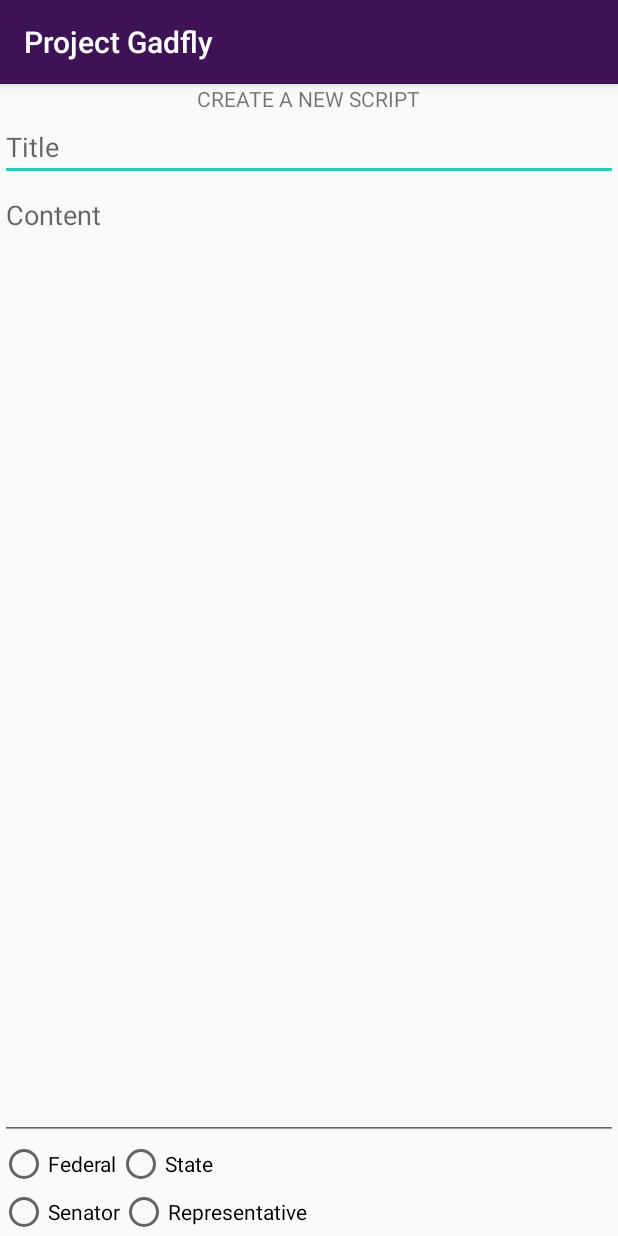
After one commit to ProjectGadfly/GF-Android, an Android app: the fragment CreateScript shown on its own in the app's theme, on a phone screen of 412 x 824 dp. The commit adds this screen. Run offline under Robolectric (Android 15) with nearby library versions, the phone set to English and light mode, and no system bars.

Commit message:
Added Create Script Page

```diff
--- a/app/build.gradle
+++ b/app/build.gradle
@@ -34,6 +34,7 @@
     })
 
     compile 'com.android.support:appcompat-v7:25.3.0'
+    compile 'com.android.support:support-v4:25.3.0'
     compile 'com.android.support:design:25.3.0'
     compile 'com.journeyapps:zxing-android-embedded:3.4.0'
     compile 'com.github.bumptech.glide:glide:3.7.0'
--- /dev/null
+++ b/app/src/main/java/com/forvm/gadfly/projectgadfly/CreateScript.java
@@ -0,0 +1,41 @@
+package com.forvm.gadfly.projectgadfly;
+
+import android.content.Context;
+import android.net.Uri;
+import android.os.Bundle;
+import android.support.v4.app.Fragment;
+import android.view.LayoutInflater;
+import android.view.View;
+import android.view.ViewGroup;
+
+
+/**
+ * A simple {atsymbollink Fragment} subclass.
+ * Activities that contain this fragment must implement the
+ * {atsymbollink CreateScript.OnFragmentInteractionListener} interface
+ * to handle interaction events.
+ * Use the {atsymbollink CreateScript#newInstance} factory method to
+ * create an instance of this fragment.
+ */
+public class CreateScript extends Fragment {
+    // TODO: Rename parameter arguments, choose names that match
+    // the fragment initialization parameters, e.g. ARG_ITEM_NUMBER
+    private static final String ARG_PARAM1 = "param1";
+    private static final String ARG_PARAM2 = "param2";
+
+    // TODO: Rename and change types of parameters
+    private String mParam1;
+    private String mParam2;
+
+
+    public CreateScript() {
+        // Required empty public constructor
+    }
+
+    @Override
+    public View onCreateView(LayoutInflater inflater, ViewGroup container,
+                             Bundle savedInstanceState) {
+        // Inflate the layout for this fragment
+        return inflater.inflate(R.layout.fragment_create_script, container, false);
+    }
+}
--- /dev/null
+++ b/app/src/main/res/layout/fragment_create_script.xml
@@ -0,0 +1,55 @@
+<LinearLayout xmlns:android="http://schemas.android.com/apk/res/android"
+    xmlns:tools="http://schemas.android.com/tools"
+    android:orientation="vertical"
+    android:layout_width="match_parent"
+    android:layout_height="match_parent"
+    tools:context="com.forvm.gadfly.projectgadfly.CreateScript"
+    android:id="@+id/fragment_create_script">
+
+    <TextView
+        android:layout_width="wrap_content"
+        android:layout_height="wrap_content"
+        android:text="CREATE A NEW SCRIPT"
+        android:layout_gravity="center_horizontal"/>
+    <EditText
+        android:layout_width="match_parent"
+        android:layout_height="wrap_content"
+        android:maxLines="1"
+        android:hint="Title"
+        android:id="@+id/scriptTitle"/>
+    <EditText
+        android:layout_width="match_parent"
+        android:layout_height="0dp"
+        android:layout_weight="0.5"
+        android:gravity="start"
+        android:hint="Content"
+        android:id="@+id/scriptContent"/>
+    <RadioGroup
+        android:layout_width="match_parent"
+        android:layout_height="wrap_content"
+        android:orientation="horizontal">
+        <RadioButton
+            android:layout_width="wrap_content"
+            android:layout_height="wrap_content"
+            android:text="Federal"/>
+        <RadioButton
+            android:layout_width="wrap_content"
+            android:layout_height="wrap_content"
+            android:text="State"/>
+    </RadioGroup>
+    <RadioGroup
+        android:layout_width="match_parent"
+        android:layout_height="wrap_content"
+        android:orientation="horizontal">
+        <RadioButton
+            android:layout_width="wrap_content"
+            android:layout_height="wrap_content"
+            android:text="Senator"/>
+        <RadioButton
+            android:layout_width="wrap_content"
+            android:layout_height="wrap_content"
+            android:text="Representative"/>
+    </RadioGroup>
+
+
+</LinearLayout>
--- a/app/src/main/res/values/strings.xml
+++ b/app/src/main/res/values/strings.xml
@@ -56,4 +56,5 @@
     <string name="your_representatives">Your Representatives</string>
     <string name="about_us_title">About Us</string>
     <string name="get_current_location">GET CURRENT LOCATION</string>
+    <string name="title_activity_new_script">NewScriptActivity</string>
 </resources>
--- a/build.gradle
+++ b/build.gradle
@@ -6,7 +6,7 @@
     }
 
     dependencies {
-        classpath 'com.android.tools.build:gradle:2.2.3'
+        classpath 'com.android.tools.build:gradle:2.3.1'
 
         // NOTE: Do not place your application dependencies here; they belong
         // in the individual module build.gradle files
```
Also changed, not shown: app/src/main/AndroidManifest.xml (+23 -18 lines), app/src/main/java/com/forvm/gadfly/projectgadfly/MainActivity.java (+6 -1 lines), app/src/main/java/com/forvm/gadfly/projectgadfly/ScriptSuccess.java (added, +108 -0 lines), app/src/main/res/layout/fragment_script_success.xml (added, +13 -0 lines), app/src/main/res/layout/home_fragment.xml (+10 -2 lines), app/src/main/res/values/styles.xml (line endings or trailing spaces).
